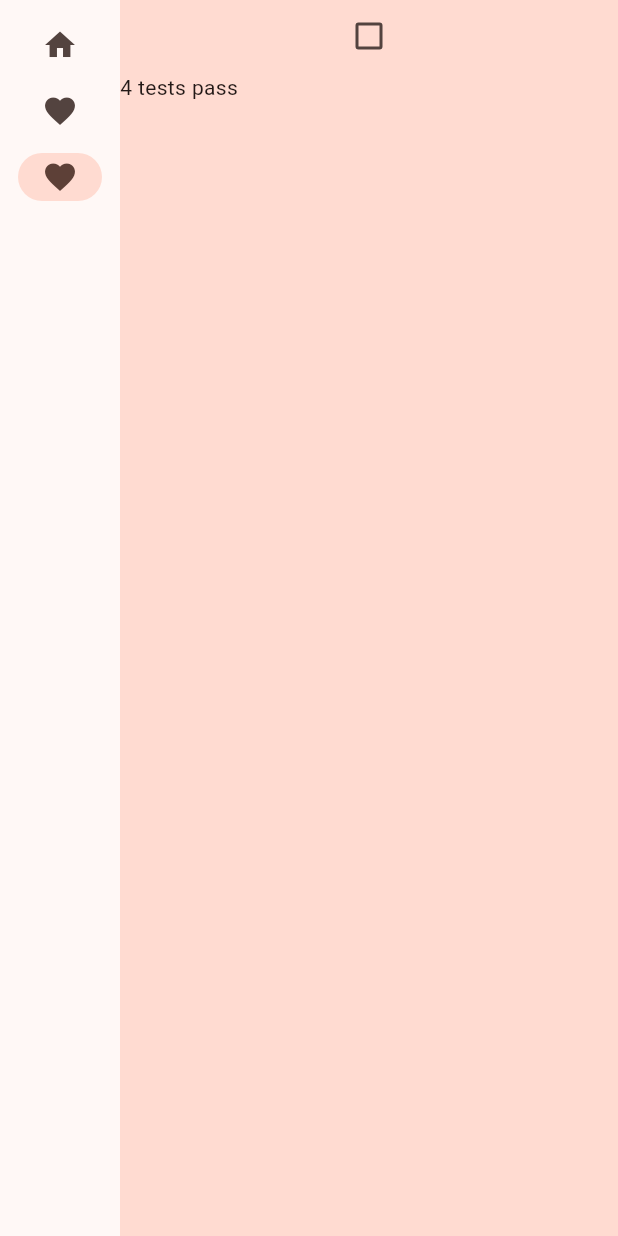
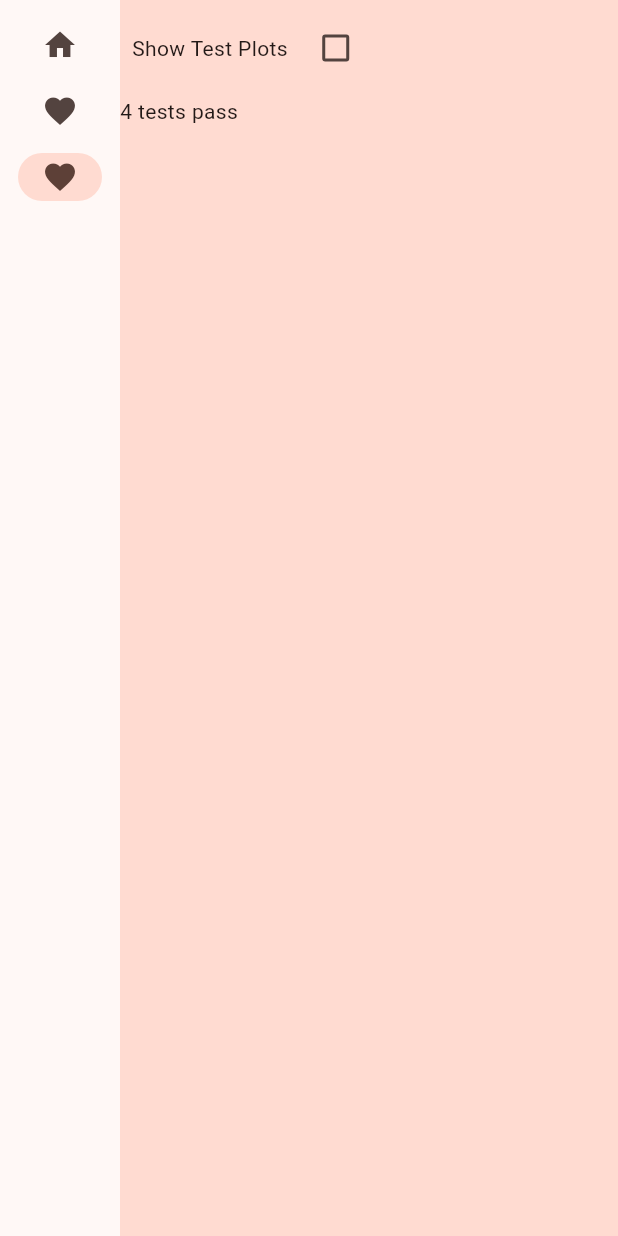
Before and after one commit to davidsykes/ircommandmanager, a Flutter app: the screen it shows after launch, on a phone screen of 412 x 824 dp. Run offline on Flutter 3.47's test engine with Material 2 defaults, Android fonts, the phone set to English and light mode, and no system bars.

Commit message:
Tidy up the show test plots check boxes

```diff
--- a/lib/views/codetestpage.dart
+++ b/lib/views/codetestpage.dart
@@ -19,11 +19,17 @@ class _CodeTestPageState extends State<CodeTestPage> {
 
   List<Widget> makeTraceViewPage(MyAppState appState) {
     return <Widget>[
-      Checkbox(
-          value: appState.showTestPlots,
-          onChanged: (bool? x) => setState(() {
-                appState.showTestPlots = !appState.showTestPlots;
-              })),
+      ButtonBar(
+        alignment: MainAxisAlignment.start,
+        children: <Widget>[
+          Text('Show Test Plots'),
+          Checkbox(
+              value: appState.showTestPlots,
+              onChanged: (bool? x) => setState(() {
+                    appState.showTestPlots = !appState.showTestPlots;
+                  })),
+        ],
+      ),
       for (var w in runTestsAndReturnResults()) w
     ];
   }
--- a/lib/views/viewtracelist.dart
+++ b/lib/views/viewtracelist.dart
@@ -72,6 +72,10 @@ class _ViewTraceListPageFutureBuilder extends State<ViewTraceListPage> {
                 deleteTraces(traces, appState);
               },
               child: Text('Delete')),
+          Text(
+            'Show Test Plots',
+            style: TextStyle(fontSize: 18),
+          ),
           Checkbox(
               value: appState.showTestPlots,
               onChanged: (bool? x) => setState(() {
```
Also changed, not shown: lib/views/traceplotpage.dart (+0 -7 lines).
